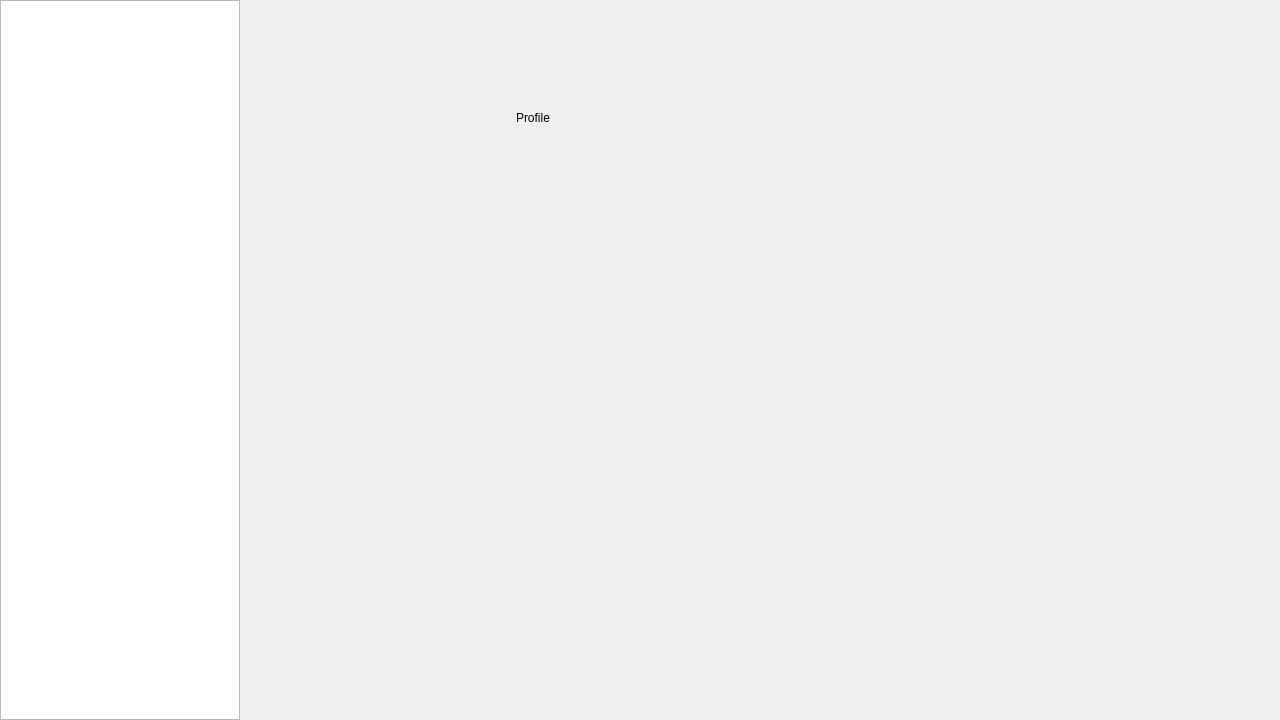
WHiTEMaxGitHub/PeripheralCapturer, file PeripheralCapturer/Layout/MainWindow.ui: the form before one commit.
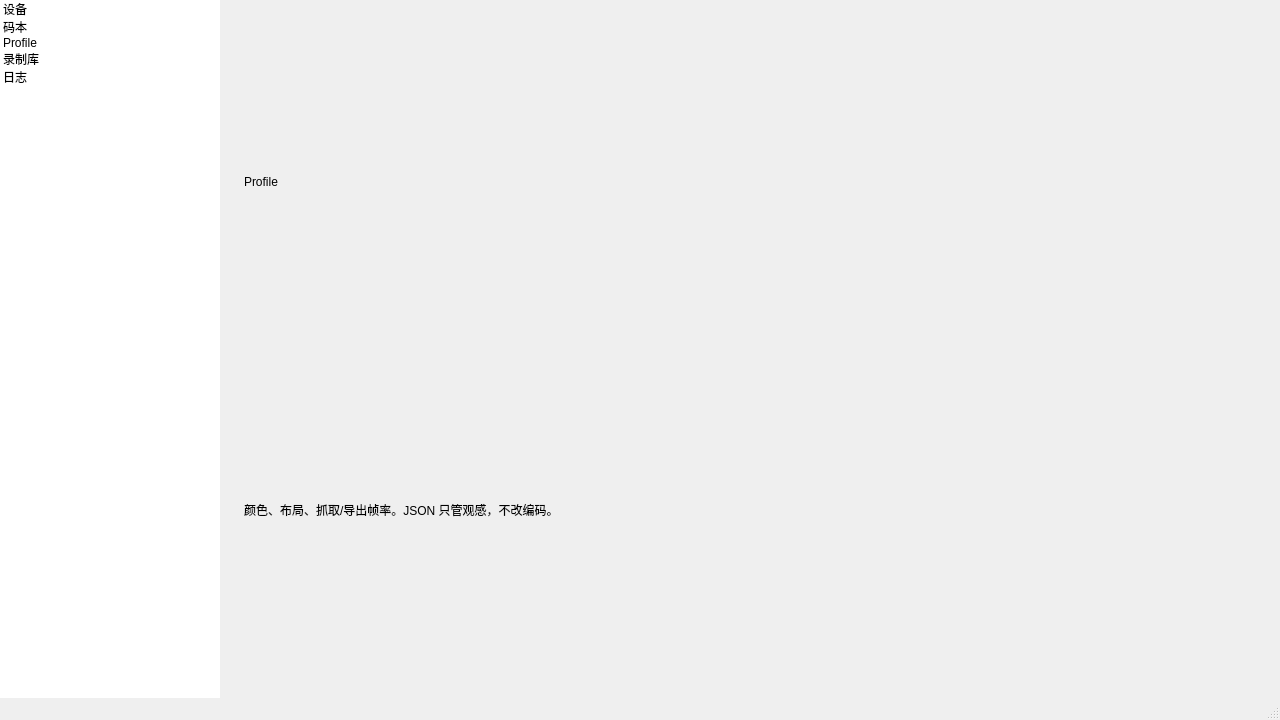
The form after the commit. The open tabs and pages were chosen to show the change.

What changed in the file:
```diff
--- a/PeripheralCapturer/Layout/MainWindow.ui
+++ b/PeripheralCapturer/Layout/MainWindow.ui
@@ -10,13 +10,19 @@
     <height>720</height>
    </rect>
   </property>
+  <property name="minimumSize">
+   <size>
+    <width>960</width>
+    <height>600</height>
+   </size>
+  </property>
   <property name="windowTitle">
    <string>MainWindow</string>
   </property>
   <widget class="QWidget" name="centralWidget">
-   <layout class="QHBoxLayout" name="horizontalLayout" stretch="1,3">
-    <property name="sizeConstraint">
-     <enum>QLayout::SizeConstraint::SetNoConstraint</enum>
+   <layout class="QHBoxLayout" name="rootLayout" stretch="0,1">
+    <property name="spacing">
+     <number>0</number>
     </property>
     <property name="leftMargin">
      <number>0</number>
@@ -32,34 +38,56 @@
     </property>
     <item>
      <widget class="QListWidget" name="LeftSideBar">
-      <property name="sizePolicy">
-       <sizepolicy hsizetype="Preferred" vsizetype="Expanding">
-        <horstretch>0</horstretch>
-        <verstretch>0</verstretch>
-       </sizepolicy>
-      </property>
       <property name="minimumSize">
        <size>
-        <width>180</width>
+        <width>200</width>
         <height>0</height>
        </size>
       </property>
       <property name="maximumSize">
        <size>
-        <width>240</width>
+        <width>220</width>
         <height>16777215</height>
        </size>
       </property>
+      <property name="focusPolicy">
+       <enum>Qt::FocusPolicy::NoFocus</enum>
+      </property>
+      <property name="frameShape">
+       <enum>QFrame::Shape::NoFrame</enum>
+      </property>
+      <property name="horizontalScrollBarPolicy">
+       <enum>Qt::ScrollBarPolicy::ScrollBarAlwaysOff</enum>
+      </property>
+      <item>
+       <property name="text">
+        <string>设备</string>
+       </property>
+      </item>
+      <item>
+       <property name="text">
+        <string>码本</string>
+       </property>
+      </item>
+      <item>
+       <property name="text">
+        <string>Profile</string>
+       </property>
+      </item>
+      <item>
+       <property name="text">
+        <string>录制库</string>
+       </property>
+      </item>
+      <item>
+       <property name="text">
+        <string>日志</string>
+       </property>
+      </item>
      </widget>
     </item>
     <item>
      <widget class="QStackedWidget" name="stackedWidget">
-      <property name="sizePolicy">
-       <sizepolicy hsizetype="Expanding" vsizetype="Expanding">
-        <horstretch>1</horstretch>
-        <verstretch>0</verstretch>
-       </sizepolicy>
-      </property>
       <property name="currentIndex">
        <number>2</number>
       </property>
@@ -80,19 +108,44 @@
        </widget>
       </widget>
       <widget class="QWidget" name="pageProfile">
-       <widget class="QLabel" name="label_3">
-        <property name="geometry">
-         <rect>
-          <x>270</x>
-          <y>110</y>
-          <width>54</width>
-          <height>16</height>
-         </rect>
+       <layout class="QVBoxLayout" name="layoutProfile">
+        <property name="leftMargin">
+         <number>24</number>
         </property>
-        <property name="text">
-         <string>Profile</string>
+        <property name="topMargin">
+         <number>20</number>
         </property>
-       </widget>
+        <property name="rightMargin">
+         <number>24</number>
+        </property>
+        <property name="bottomMargin">
+         <number>20</number>
+        </property>
+        <item>
+         <widget class="QLabel" name="titleProfile">
+          <property name="text">
+           <string>Profile</string>
+          </property>
+         </widget>
+        </item>
+        <item>
+         <widget class="QLabel" name="hintProfile">
+          <property name="text">
+           <string>颜色、布局、抓取/导出帧率。JSON 只管观感，不改编码。</string>
+          </property>
+          <property name="wordWrap">
+           <bool>true</bool>
+          </property>
+         </widget>
+        </item>
+        <item>
+         <spacer name="spacerProfile">
+          <property name="orientation">
+           <enum>Qt::Orientation::Vertical</enum>
+          </property>
+         </spacer>
+        </item>
+       </layout>
       </widget>
       <widget class="QWidget" name="pageRecording"/>
       <widget class="QWidget" name="pageLog">
@@ -114,6 +167,7 @@
     </item>
    </layout>
   </widget>
+  <widget class="QStatusBar" name="statusBar"/>
  </widget>
  <layoutdefault spacing="6" margin="11"/>
  <resources/>
```
Left out of the diff: 178 changed lines with no effect on the pictures.
